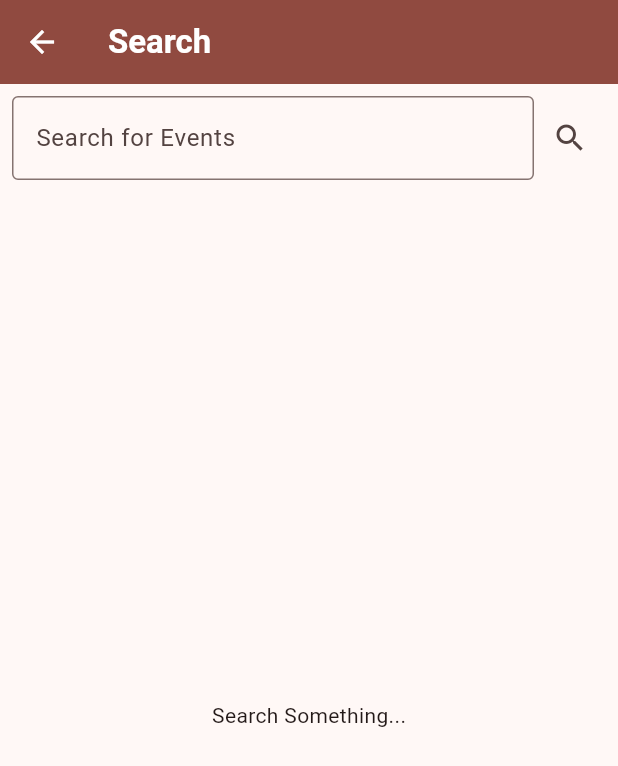
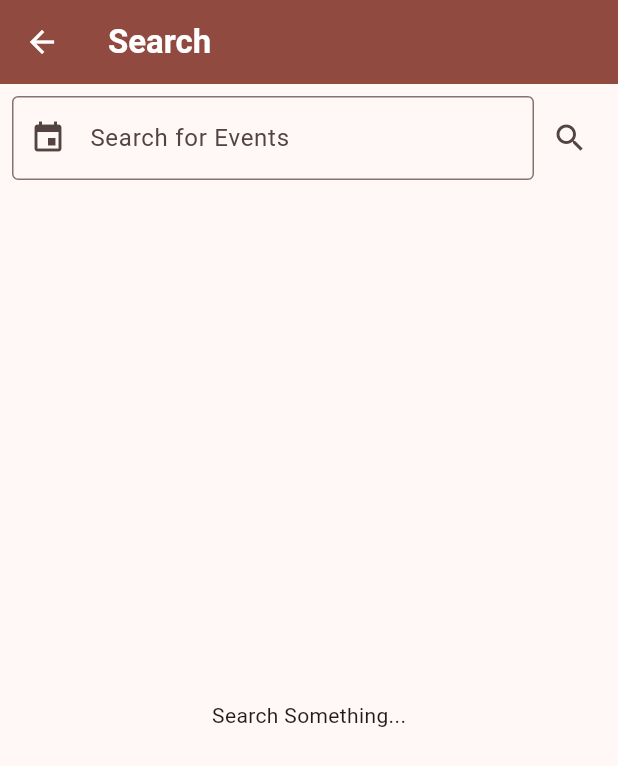
Before and after one commit to GrinSync/GrinSyncFrontend, a Flutter app: the SearchPage screen opened directly, after a tap on the "search" icon, on a phone screen of 412 x 824 dp. Shown: the top 766 px of the screen. Run offline on Flutter 3.47's test engine with Material 3 defaults, Android fonts, the phone set to English and light mode, and no system bars; our stand-ins replace dropdown_search, flutter_secure_storage, flutter_slidable, flutter_widget_from_html_core, fluttertoast, hive_flutter and 3 more; missing offline and left inert: dart:ffi; accounts and stored records are empty; network calls fail; Roboto replaces fonts that are missing (Futura); statements that could not run were skipped.

Commit message:
added the framework of other searchModes for future expansion

```diff
--- a/lib/pages/search_page.dart
+++ b/lib/pages/search_page.dart
@@ -4,6 +4,7 @@ import 'package:flutter/widgets.dart';
 import 'package:flutter_test_app/api/get_events.dart';
 import 'package:flutter_test_app/api/user_authorization.dart';
 import 'package:flutter_test_app/models/event_models.dart';
+import 'package:flutter_test_app/models/org_models.dart';
 import 'package:flutter_test_app/models/user_models.dart';
 import 'package:flutter_test_app/pages/search_results_page.dart';
 
@@ -12,13 +13,34 @@ class SearchPage extends StatefulWidget {
   State<SearchPage> createState() => _SearchPageState();
 }
 
+enum searchMode {
+  events(obj: Event, label: "Search for Events", icon: Icons.event,), //displayWidget: EventCardFavoritable),
+  users(obj: User, label: "Search for Users", icon: Icons.person,), //displayWidget: UserCard),
+  orgs(obj: Org, label: "Search for Organizations", icon: Icons.group,); //displayWidget: OrgCard),;
+
+  const searchMode({
+    required this.obj,
+    required this.label,
+    required this.icon,
+    //required this.displayWidget,
+    });
+
+  final Type obj;
+  final String label;
+  final IconData icon;
+  //final Type displayWidget;
+}
+
 class _SearchPageState extends State<SearchPage> {
   late TextEditingController _query =
       TextEditingController(); //text box for search
-  int searchMode = 0; // 0 for search event, 1 for search user
-  ValueNotifier eventSearchResults = ValueNotifier<List<Event>?>(null);
-  //ValueNotifier<List<User>?>? _userSearchResults;
-  late List<Event> events;
+  searchMode currentMode = searchMode.events; //default search mode
+  List<Event> eventSearchResults = [];
+  List<User> userSearchResults = [];
+  List<Org> orgSearchResults = [];
+  late Future _searchFuture;
+
+
 
   @override
   void initState() {
@@ -27,7 +49,7 @@ class _SearchPageState extends State<SearchPage> {
   }
 
   Future<void> searchEvents() async {
-    eventSearchResults.value = await getSearchedEvents(_query.text);
+    eventSearchResults = await getSearchedEvents(_query.text);
   }
 
 
@@ -49,16 +71,20 @@ class _SearchPageState extends State<SearchPage> {
         //     itemBuilder: (BuildContext context) => [
         //       const PopupMenuItem(
         //         child: Text('Search Events'),
-        //         value: 0,
+        //         value: searchMode.events,
         //       ),
         //       const PopupMenuItem(
         //         child: Text('Search Users'),
-        //         value: 1,
+        //         value: searchMode.users,
+        //       ),
+        //       const PopupMenuItem(
+        //         child: Text('Search Organizations'),
+        //         value: searchMode.orgs,
         //       ),
         //     ],
-        //     onSelected: (int value) {
+        //     onSelected: (searchMode value) {
         //       setState(() {
-        //         searchMode = value;
+        //         currentMode = value;
         //       });
         //     },
         //   ),
@@ -76,12 +102,8 @@ class _SearchPageState extends State<SearchPage> {
                     autocorrect: false,
                     decoration: InputDecoration(
                       // implement this after we have the user search functionality
-                      // prefixIcon: searchMode == 0
-                      //     ? const Icon(Icons.event)
-                      //     : const Icon(Icons.person),
-                      labelText: searchMode == 0
-                          ? 'Search for Events'
-                          : 'Search for Users',
+                      prefixIcon: Icon(currentMode.icon),
+                      labelText: currentMode.label,
                       hintText: 'Enter a keyword',
                       border: const OutlineInputBorder(),
                     ),
@@ -90,17 +112,25 @@ class _SearchPageState extends State<SearchPage> {
                 IconButton(
                   icon: const Icon(Icons.search),
                   onPressed: () {
-                    // Navigator.push(
-                    //   context,
-                    //   MaterialPageRoute(
-                    //       builder: (context) =>
-                    //           SearchResultsPage(todo: _query.text)),
-                    // );
                     if (_query.text.isNotEmpty) {
-                      if (searchMode == 0)
+                      if (currentMode == searchMode.events) {
                         setState(() {
-                          searchEvents();
+                          _searchFuture = searchEvents();
+                          // clear the other search results
+                          userSearchResults = [];
+                          orgSearchResults = [];
                         });
+                      } else if (currentMode == searchMode.users) {
+                        // implement this after we have the user search functionality
+                        // clear the other search results
+                        eventSearchResults = [];
+                        orgSearchResults = [];
+                      } else if (currentMode == searchMode.orgs) {
+                        // implement this after we have the organization search functionality
+                        // clear the other search results
+                        eventSearchResults = [];
+                        userSearchResults = [];
+                      }
                     }
                   },
                 ),
@@ -113,7 +143,7 @@ class _SearchPageState extends State<SearchPage> {
                 child: Text('Search Something...'),
               )
               :FutureBuilder(
-                future: searchMode == 0? searchEvents() : null,
+                future: _searchFuture,
                 builder: (context, snapshot) {
                   if (snapshot.connectionState == ConnectionState.waiting) {
                     return const Center(
@@ -121,23 +151,25 @@ class _SearchPageState extends State<SearchPage> {
                     );
                   } else if (snapshot.hasError) {
                     return const Center(
-                      child: Text('Search Something...'),
+                      child: Text('An error occurred while searching. Please try again.'),
                     );
                   } else {
-                    return ValueListenableBuilder(
-                      valueListenable: searchMode == 0? eventSearchResults : eventSearchResults, //userSearchResults will be added later
-                      builder: (context, searchResult, child) {
-                        return ListView.builder(
-                          itemCount: searchResult.length + 1,
+                    if (eventSearchResults.isEmpty) {
+                      return const Center(
+                        child: Text('No Results Found'),
+                      );
+                    }
+                    return ListView.builder(
+                          itemCount: eventSearchResults.length + 1,
                           itemBuilder: (context, index) {
-                            if (index == searchResult.length) {
+                            if (index == eventSearchResults.length) {
                                 return Column(
                                   children: [
                                     Divider(color: Colors.grey[400]),
                                     Text('--End of Search Result--',
                                         style:
                                             TextStyle(color: Colors.grey[600])),
-                                    Text('Event Count: ${searchResult.length}',
+                                    Text('Event Count: ${eventSearchResults.length}',
                                         style:
                                             TextStyle(color: Colors.grey[600])),
                                   ],
@@ -145,13 +177,11 @@ class _SearchPageState extends State<SearchPage> {
                               } else {
                                 return isLoggedIn()
                                     ? EventCardFavoritable(
-                                        event: searchResult[index], refreshParent: () => {},)
-                                    : EventCardPlain(event: searchResult[index], refreshParent: () => {},);
+                                        event: eventSearchResults[index], refreshParent: () => {},)
+                                    : EventCardPlain(event: eventSearchResults[index], refreshParent: () => {},);
                               }
                           },
                         );
-                      }
-                    );
                   }
                 },
               ),
```
